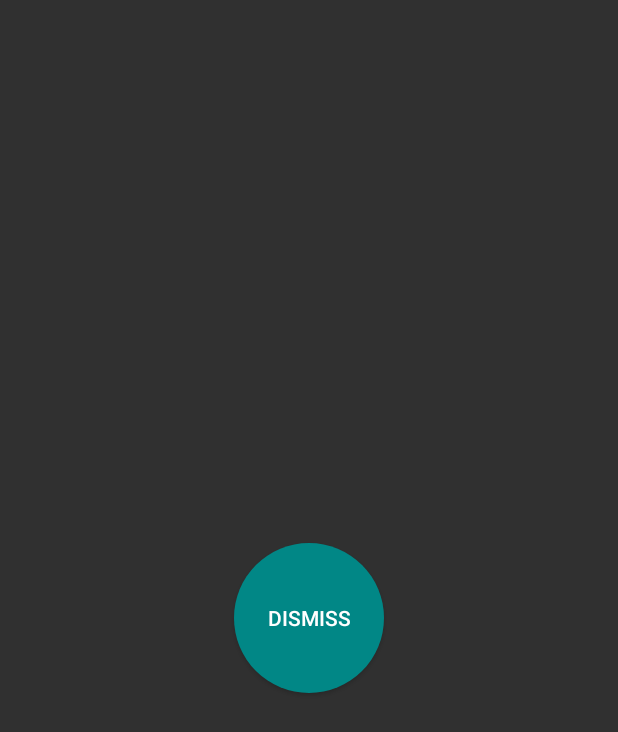
After one commit to thpir/Galaxy-Alarm-Clock, an Android app: the AlarmActivity screen opened directly, with no data from a screen before it, on a phone screen of 412 x 824 dp. The commit adds this screen. Shown: the top 732 px of the screen. Run offline under Robolectric (Android 15) with nearby library versions, the phone set to English and light mode, and no system bars; 1 statement that could not run was skipped.

Commit message:
Implemented first version of alarm manager in fragment 1

```diff
--- /dev/null
+++ b/app/src/main/java/com/example/galaxyalarmclock/AlarmActivity.java
@@ -0,0 +1,51 @@
+package com.example.galaxyalarmclock;
+
+import androidx.appcompat.app.AppCompatActivity;
+
+import android.app.KeyguardManager;
+import android.content.Intent;
+import android.content.SharedPreferences;
+import android.os.Build;
+import android.os.Bundle;
+import android.view.View;
+import android.view.Window;
+import android.view.WindowManager;
+import android.widget.Button;
+import android.widget.ImageView;
+
+public class AlarmActivity extends AppCompatActivity {
+
+    private Button mDismissButton;
+    private View decorView;
+    private String background = "Background 1";
+    public static final String SHARED_PREFS = "sharedPrefs";
+    public static final String BACKGROUND = "background";
+
+    @Override
+    protected void onCreate(Bundle savedInstanceState) {
+        super.onCreate(savedInstanceState);
+        setContentView(R.layout.activity_alarm);
+
+        // The following block of code is necessary to open the activity when the phone is locked
+        if (Build.VERSION.SDK_INT >= Build.VERSION_CODES.O_MR1) {
+            setShowWhenLocked(true);
+            setTurnScreenOn(true);
+            KeyguardManager keyguardManager = (KeyguardManager) getSystemService(this.KEYGUARD_SERVICE);
+            keyguardManager.requestDismissKeyguard(this, null);
+        } else {
+            getWindow().addFlags(WindowManager.LayoutParams.FLAG_DISMISS_KEYGUARD |
+                    WindowManager.LayoutParams.FLAG_SHOW_WHEN_LOCKED |
+                    WindowManager.LayoutParams.FLAG_TURN_SCREEN_ON |
+                    WindowManager.LayoutParams.FLAG_KEEP_SCREEN_ON);
+        }
+
+        mDismissButton = findViewById(R.id.buttonDismiss);
+        mDismissButton.setOnClickListener(new View.OnClickListener() {
+            @Override
+            public void onClick(View view) {
+                startActivity(new Intent(AlarmActivity.this, ToolsActivity.class));
+                finish();
+            }
+        });
+    }
+}
--- /dev/null
+++ b/app/src/main/res/drawable/round_button.xml
@@ -0,0 +1,13 @@
+<?xml version="1.0" encoding="utf-8"?>
+<selector xmlns:android="http://schemas.android.com/apk/res/android">
+    <item android:state_pressed="false">
+        <shape android:shape="oval">
+            <solid android:color="@color/teal_700"/>
+        </shape>
+    </item>
+    <item android:state_pressed="true">
+        <shape android:shape="oval">
+            <solid android:color="@color/teal_200"/>
+        </shape>
+    </item>
+</selector>
--- /dev/null
+++ b/app/src/main/res/layout/activity_alarm.xml
@@ -0,0 +1,16 @@
+<?xml version="1.0" encoding="utf-8"?>
+<RelativeLayout xmlns:android="http://schemas.android.com/apk/res/android"
+    xmlns:tools="http://schemas.android.com/tools"
+    android:layout_width="match_parent"
+    android:layout_height="match_parent"
+    android:gravity="center"
+    tools:context=".AlarmActivity">
+
+    <Button
+        android:id="@+id/buttonDismiss"
+        android:layout_width="100dp"
+        android:layout_height="100dp"
+        android:text="Dismiss"
+        android:background="@drawable/round_button"/>
+
+</RelativeLayout>
--- a/app/src/main/res/values/colors.xml
+++ b/app/src/main/res/values/colors.xml
@@ -7,4 +7,9 @@
     <color name="teal_700">#FF018786</color>
     <color name="black">#FF000000</color>
     <color name="white">#FFFFFFFF</color>
+    <color name="light_blue_600">#FF039BE5</color>
+    <color name="light_blue_900">#FF01579B</color>
+    <color name="light_blue_A200">#FF40C4FF</color>
+    <color name="light_blue_A400">#FF00B0FF</color>
+    <color name="black_overlay">#66000000</color>
 </resources>
--- a/app/src/main/res/values/strings.xml
+++ b/app/src/main/res/values/strings.xml
@@ -10,4 +10,7 @@
     <string name="tab_label2">Stopwatch</string>
     <string name="tab_label3">Timer</string>
     <string name="switch2_text">Keep the screen on</string>
+    <string name="title_activity_alarm">AlarmActivity</string>
+    <string name="dummy_button">Dummy Button</string>
+    <string name="dummy_content">DUMMY\nCONTENT</string>
 </resources>
```
Also changed, not shown: app/src/main/AndroidManifest.xml (+21 -0 lines), app/src/main/java/com/example/galaxyalarmclock/AlarmReceiver.java (+10 -1 lines), app/src/main/java/com/example/galaxyalarmclock/TabFragment1.java (+5 -2 lines).
